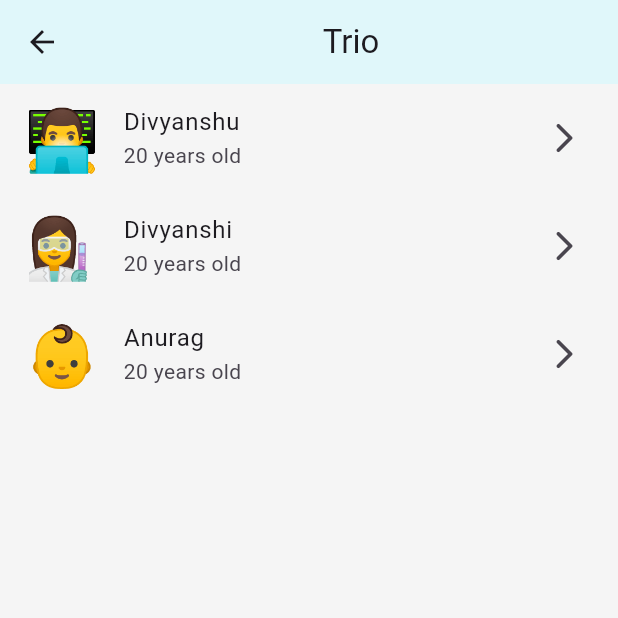
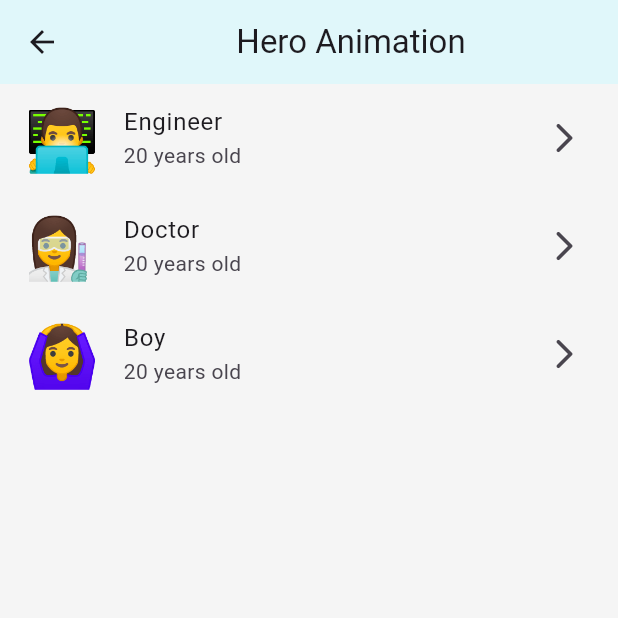
Before and after one commit to Divyanshu050303/FlutterAimation, a Flutter app: the HeroAnimation screen opened directly, on a phone screen of 412 x 824 dp, the top half of it. Run offline on Flutter 3.47's test engine with Material 2 defaults, Android fonts, the phone set to English and light mode, and no system bars.

Commit message:
change the title in app bar

```diff
--- a/lib/HeroAnimation.dart
+++ b/lib/HeroAnimation.dart
@@ -10,9 +10,9 @@ class person {
 }
 
 const people = [
-  person(name: "Divyanshu", age: 20, emoji: '👨‍💻'),
-  person(name: "Divyanshi", age: 20, emoji: '👩‍🔬'),
-  person(name: "Anurag", age: 20, emoji: '👶')
+  person(name: "Engineer", age: 20, emoji: '👨‍💻'),
+  person(name: "Doctor", age: 20, emoji: '👩‍🔬'),
+  person(name: "Boy", age: 20, emoji: '🙆‍♀️')
 ];
 
 class HeroAnimation extends StatefulWidget {
@@ -28,7 +28,7 @@ class _HeroAnimationState extends State<HeroAnimation> {
     return Scaffold(
       appBar: AppBar(
         backgroundColor: Colors.cyan.shade50,
-        title: const Center(child: Text("Trio")),
+        title: const Center(child: Text("Hero Animation")),
       ),
       backgroundColor: Colors.grey.shade100,
       body: ListView.builder(
```
